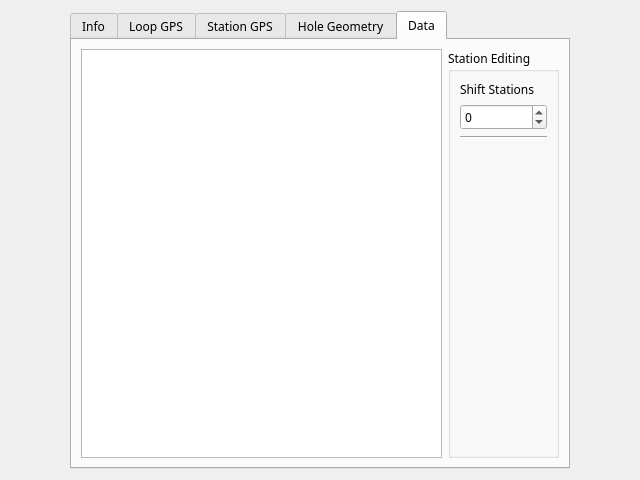
The window that src/qt_ui/pem_info_widget.ui (Eric-Meunier/Processor-Suite) describes before a commit, drawn with Qt 5.
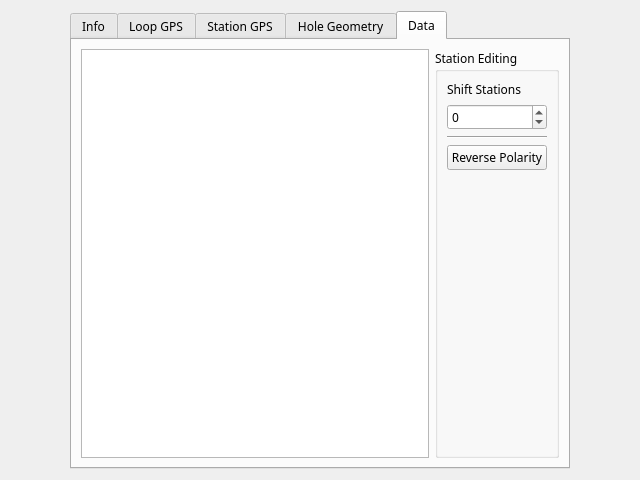
The same window after the commit.

Commit message: Data polarity flipping functional.

Diff of the .ui file:
```diff
--- a/src/qt_ui/pem_info_widget.ui
+++ b/src/qt_ui/pem_info_widget.ui
@@ -422,6 +422,13 @@
             </property>
            </widget>
           </item>
+          <item>
+           <widget class="QPushButton" name="reversePolarityButton">
+            <property name="text">
+             <string>Reverse Polarity</string>
+            </property>
+           </widget>
+          </item>
           <item>
            <spacer name="verticalSpacer_2">
             <property name="orientation">
```
The commit also changes 4 other files.
